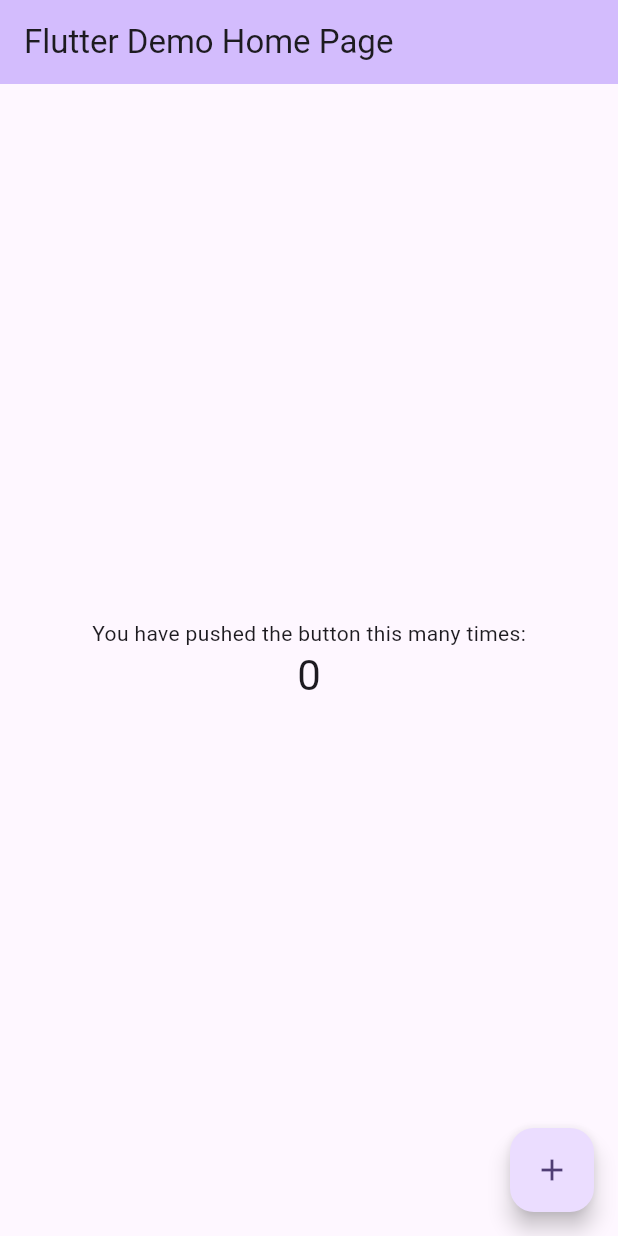
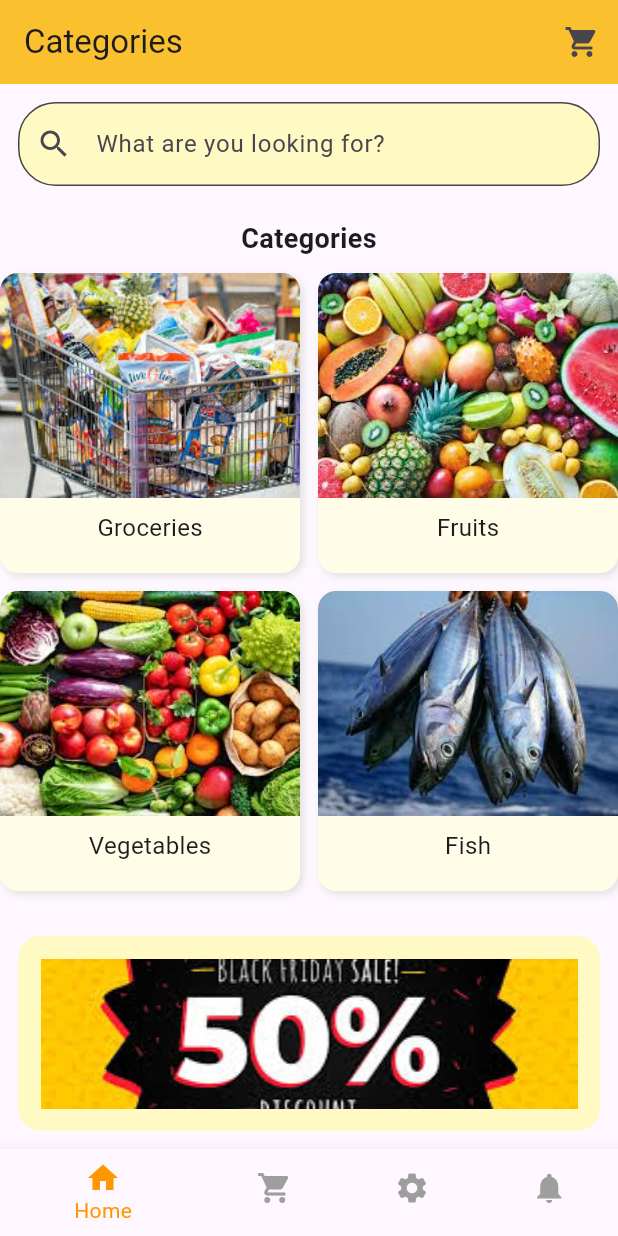
Before and after one commit to SDS-Lakmal/hiru_super, a Flutter app: the screen it shows after launch, on a phone screen of 412 x 824 dp. Run offline on Flutter 3.47's test engine with Material 3 defaults, Android fonts, the phone set to English and light mode, and no system bars.

Commit message:
categories page files

```diff
--- /dev/null
+++ b/lib/categories_page.dart
@@ -0,0 +1,224 @@
+import 'package:flutter/material.dart';
+
+void main() {
+  runApp(const MyApp());
+}
+
+class MyApp extends StatelessWidget {
+  const MyApp({super.key});
+
+  @override
+  Widget build(BuildContext context) {
+    return MaterialApp(
+      title: 'Categories Page',
+      debugShowCheckedModeBanner: false,
+      home: CategoriesPage(),
+    );
+  }
+}
+
+class CategoriesPage extends StatefulWidget {
+  const CategoriesPage({super.key});
+
+  @override
+  State<CategoriesPage> createState() => _CategoriesPageState();
+}
+
+class _CategoriesPageState extends State<CategoriesPage> {
+  final List<Map<String, String>> categories = [
+    {'name': 'Groceries', 'image': 'assets/images/groceries.jpg'},
+    {'name': 'Fruits', 'image': 'assets/images/fruits.jpg'},
+    {'name': 'Vegetables', 'image': 'assets/images/vegetables.jpg'},
+    {'name': 'Fish', 'image': 'assets/images/fish.jpg'},
+  ];
+
+  List<Map<String, String>> filteredCategories = [];
+  String searchText = '';
+
+  @override
+  void initState() {
+    super.initState();
+    filteredCategories = categories;
+  }
+
+  void filterCategories(String query) {
+    setState(() {
+      searchText = query;
+      filteredCategories =
+          categories
+              .where(
+                (category) => category['name']!.toLowerCase().contains(
+                  query.toLowerCase(),
+                ),
+              )
+              .toList();
+    });
+  }
+
+  @override
+  Widget build(BuildContext context) {
+    return Scaffold(
+      appBar: AppBar(
+        title: const Text('Categories'),
+        backgroundColor: Colors.yellow[700],
+        actions: [
+          IconButton(icon: const Icon(Icons.shopping_cart), onPressed: () {}),
+        ],
+      ),
+      body: Column(
+        children: [
+          // Search bar
+          Padding(
+            padding: const EdgeInsets.all(12.0),
+            child: TextField(
+              onChanged: filterCategories,
+              decoration: InputDecoration(
+                hintText: 'What are you looking for?',
+                prefixIcon: const Icon(Icons.search),
+                filled: true,
+                fillColor: Colors.yellow[100],
+                border: OutlineInputBorder(
+                  borderRadius: BorderRadius.circular(25.0),
+                ),
+              ),
+            ),
+          ),
+
+          const Padding(
+            padding: EdgeInsets.symmetric(vertical: 10),
+            child: Text(
+              'Categories',
+              style: TextStyle(fontSize: 18, fontWeight: FontWeight.bold),
+            ),
+          ),
+
+          // Category List (Vertical, 2 Items per Row)
+          Expanded(
+            child:
+                filteredCategories.isNotEmpty
+                    ? GridView.builder(
+                      gridDelegate:
+                          const SliverGridDelegateWithFixedCrossAxisCount(
+                            crossAxisCount: 2, // 2 items per row
+                            crossAxisSpacing: 12,
+                            mainAxisSpacing: 12,
+                          ),
+                      itemCount: filteredCategories.length,
+                      itemBuilder: (context, index) {
+                        return GestureDetector(
+                          onTap: () {
+                            Navigator.push(
+                              context,
+                              MaterialPageRoute(
+                                builder:
+                                    (context) => CategoryDetailsPage(
+                                      categoryName:
+                                          filteredCategories[index]['name']!,
+                                    ),
+                              ),
+                            );
+                          },
+                          child: Container(
+                            decoration: BoxDecoration(
+                              color: Colors.yellow[50],
+                              borderRadius: BorderRadius.circular(12),
+                              boxShadow: [
+                                BoxShadow(
+                                  color: Colors.grey.shade300,
+                                  blurRadius: 4,
+                                  offset: const Offset(2, 2),
+                                ),
+                              ],
+                            ),
+                            child: Column(
+                              children: [
+                                ClipRRect(
+                                  borderRadius: const BorderRadius.vertical(
+                                    top: Radius.circular(12),
+                                  ),
+                                  child: Image.asset(
+                                    filteredCategories[index]['image']!,
+                                    height: 150,
+                                    width: double.infinity,
+                                    fit: BoxFit.cover,
+                                  ),
+                                ),
+                                const SizedBox(height: 8),
+                                Text(
+                                  filteredCategories[index]['name']!,
+                                  style: const TextStyle(fontSize: 16),
+                                ),
+                              ],
+                            ),
+                          ),
+                        );
+                      },
+                    )
+                    : const Center(child: Text("No results found")),
+          ),
+
+          // Discount banner
+          Container(
+            margin: const EdgeInsets.all(12.0),
+            padding: const EdgeInsets.all(15.0),
+            decoration: BoxDecoration(
+              color: Colors.yellow[100],
+              borderRadius: BorderRadius.circular(15),
+            ),
+            child: Image.asset(
+              'assets/images/discount_banner.jpg',
+              fit: BoxFit.cover,
+              height: 100,
+              width: double.infinity,
+            ),
+          ),
+        ],
+      ),
+
+      // Bottom Navigation Bar
+      bottomNavigationBar: BottomNavigationBar(
+        currentIndex: 0,
+        items: const [
+          BottomNavigationBarItem(icon: Icon(Icons.home), label: 'Home'),
+          BottomNavigationBarItem(
+            icon: Icon(Icons.shopping_cart),
+            label: 'Cart',
+          ),
+          BottomNavigationBarItem(
+            icon: Icon(Icons.settings),
+            label: 'Settings',
+          ),
+          BottomNavigationBarItem(
+            icon: Icon(Icons.notifications),
+            label: 'Notification',
+          ),
+        ],
+        selectedItemColor: Colors.orange,
+        unselectedItemColor: Colors.grey,
+      ),
+    );
+  }
+}
+
+// Placeholder Category Details Page
+class CategoryDetailsPage extends StatelessWidget {
+  final String categoryName;
+
+  const CategoryDetailsPage({super.key, required this.categoryName});
+
+  @override
+  Widget build(BuildContext context) {
+    return Scaffold(
+      appBar: AppBar(
+        title: Text('$categoryName Items'),
+        backgroundColor: Colors.yellow[700],
+      ),
+      body: Center(
+        child: Text(
+          'Items in $categoryName category will appear here.',
+          style: const TextStyle(fontSize: 18),
+        ),
+      ),
+    );
+  }
+}
--- a/lib/main.dart
+++ b/lib/main.dart
@@ -1,122 +1,18 @@
 import 'package:flutter/material.dart';
+import 'categories_page.dart';
 
 void main() {
-  runApp(const MyApp());
+  runApp(MyApp());
 }
 
 class MyApp extends StatelessWidget {
-  const MyApp({super.key});
-
-  // This widget is the root of your application.
   @override
   Widget build(BuildContext context) {
     return MaterialApp(
-      title: 'Flutter Demo',
-      theme: ThemeData(
-        // This is the theme of your application.
-        //
-        // TRY THIS: Try running your application with "flutter run". You'll see
-        // the application has a purple toolbar. Then, without quitting the app,
-        // try changing the seedColor in the colorScheme below to Colors.green
-        // and then invoke "hot reload" (save your changes or press the "hot
-        // reload" button in a Flutter-supported IDE, or press "r" if you used
-        // the command line to start the app).
-        //
-        // Notice that the counter didn't reset back to zero; the application
-        // state is not lost during the reload. To reset the state, use hot
-        // restart instead.
-        //
-        // This works for code too, not just values: Most code changes can be
-        // tested with just a hot reload.
-        colorScheme: ColorScheme.fromSeed(seedColor: Colors.deepPurple),
-      ),
-      home: const MyHomePage(title: 'Flutter Demo Home Page'),
+      title: 'Hiru Super App',
+      debugShowCheckedModeBanner: false,
+      theme: ThemeData(primarySwatch: Colors.green, useMaterial3: true),
+      home: CategoriesPage(), // Load your categories page
     );
   }
 }
-
-class MyHomePage extends StatefulWidget {
-  const MyHomePage({super.key, required this.title});
-
-  // This widget is the home page of your application. It is stateful, meaning
-  // that it has a State object (defined below) that contains fields that affect
-  // how it looks.
-
-  // This class is the configuration for the state. It holds the values (in this
-  // case the title) provided by the parent (in this case the App widget) and
-  // used by the build method of the State. Fields in a Widget subclass are
-  // always marked "final".
-
-  final String title;
-
-  @override
-  State<MyHomePage> createState() => _MyHomePageState();
-}
-
-class _MyHomePageState extends State<MyHomePage> {
-  int _counter = 0;
-
-  void _incrementCounter() {
-    setState(() {
-      // This call to setState tells the Flutter framework that something has
-      // changed in this State, which causes it to rerun the build method below
-      // so that the display can reflect the updated values. If we changed
-      // _counter without calling setState(), then the build method would not be
-      // called again, and so nothing would appear to happen.
-      _counter++;
-    });
-  }
-
-  @override
-  Widget build(BuildContext context) {
-    // This method is rerun every time setState is called, for instance as done
-    // by the _incrementCounter method above.
-    //
-    // The Flutter framework has been optimized to make rerunning build methods
-    // fast, so that you can just rebuild anything that needs updating rather
-    // than having to individually change instances of widgets.
-    return Scaffold(
-      appBar: AppBar(
-        // TRY THIS: Try changing the color here to a specific color (to
-        // Colors.amber, perhaps?) and trigger a hot reload to see the AppBar
-        // change color while the other colors stay the same.
-        backgroundColor: Theme.of(context).colorScheme.inversePrimary,
-        // Here we take the value from the MyHomePage object that was created by
-        // the App.build method, and use it to set our appbar title.
-        title: Text(widget.title),
-      ),
-      body: Center(
-        // Center is a layout widget. It takes a single child and positions it
-        // in the middle of the parent.
-        child: Column(
-          // Column is also a layout widget. It takes a list of children and
-          // arranges them vertically. By default, it sizes itself to fit its
-          // children horizontally, and tries to be as tall as its parent.
-          //
-          // Column has various properties to control how it sizes itself and
-          // how it positions its children. Here we use mainAxisAlignment to
-          // center the children vertically; the main axis here is the vertical
-          // axis because Columns are vertical (the cross axis would be
-          // horizontal).
-          //
-          // TRY THIS: Invoke "debug painting" (choose the "Toggle Debug Paint"
-          // action in the IDE, or press "p" in the console), to see the
-          // wireframe for each widget.
-          mainAxisAlignment: MainAxisAlignment.center,
-          children: <Widget>[
-            const Text('You have pushed the button this many times:'),
-            Text(
-              '$_counter',
-              style: Theme.of(context).textTheme.headlineMedium,
-            ),
-          ],
-        ),
-      ),
-      floatingActionButton: FloatingActionButton(
-        onPressed: _incrementCounter,
-        tooltip: 'Increment',
-        child: const Icon(Icons.add),
-      ), // This trailing comma makes auto-formatting nicer for build methods.
-    );
-  }
-}
```
Also changed, not shown: pubspec.yaml (+8 -4 lines), assets/images/discount_banner.jpg (added), assets/images/fish.jpg (added), assets/images/fruits.jpg (added), assets/images/groceries.jpg (added), assets/images/vegetables.jpg (added), 1 other file.
